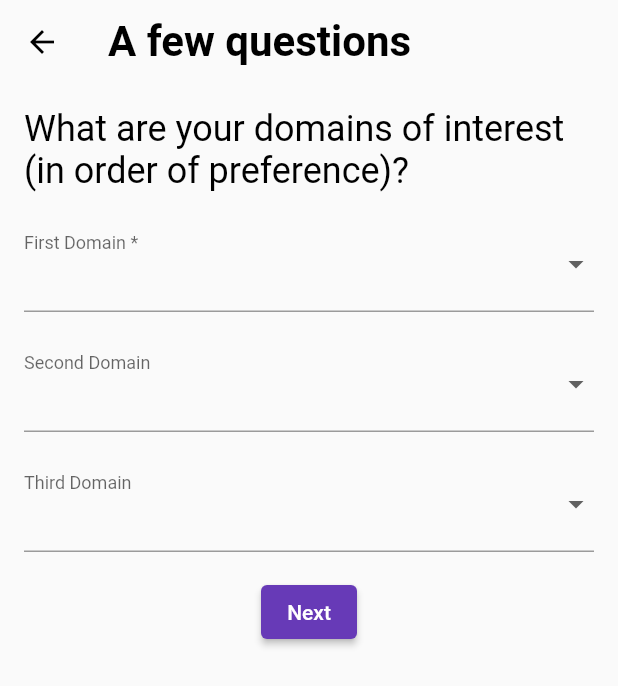
After one commit to KnowWhatToDo/kwtd-app, a Flutter app: the DomainSelectionScreen screen opened directly, on a phone screen of 412 x 824 dp. The commit adds this screen. Shown: the top 686 px of the screen. Run offline on Flutter 3.47's test engine with Material 2 defaults, Android fonts, the phone set to English and light mode, and no system bars; our stand-ins replace carousel_slider, country_picker, firebase_auth, firebase_core, flutter_dotenv, flutter_riverpod and 2 more; missing offline and left inert: firebase_app_check, flutter_initicon; accounts and stored records are empty; network calls fail.

Commit message:
implement mentee user onboarding, add questionare UI

```diff
--- a/lib/controllers/user_details.dart
+++ b/lib/controllers/user_details.dart
@@ -1,5 +1,6 @@
 import 'package:flutter_riverpod/flutter_riverpod.dart';
 import 'package:flutter_dotenv/flutter_dotenv.dart';
+import 'package:kwtd/models/mentee.dart';
 
 final phoneNumberStateProvider = StateProvider<String>((ref) {
   return '+911122334455';
@@ -15,3 +16,19 @@ final usernameProvider = StateProvider<String>((ref) {
 
 final envProvider =
     FutureProvider((ref) => dotenv.load(fileName: 'assets/.env'));
+
+final menteeUserProvider = StateProvider(
+  (ref) => Mentee(
+    name: "",
+    phone: "",
+    email: "",
+    collegeName: "",
+    collegeYear: "",
+    collegeBranch: "",
+    linkedInProfile: "",
+    questions: [],
+    answers: [],
+    mentors: [],
+    meetings: [],
+  ),
+);
--- /dev/null
+++ b/lib/screens/mentee_screens/domain_selection.dart
@@ -0,0 +1,151 @@
+import 'package:flutter/foundation.dart';
+import 'package:flutter/material.dart';
+import 'package:flutter_riverpod/flutter_riverpod.dart';
+import 'package:kwtd/controllers/user_details.dart';
+import 'package:kwtd/screens/mentee_screens/coding_skills_screen.dart';
+import 'package:kwtd/services/alert_dialog.dart';
+
+class DomainSelectionScreen extends ConsumerStatefulWidget {
+  const DomainSelectionScreen({super.key});
+
+  @override
+  ConsumerState<ConsumerStatefulWidget> createState() =>
+      _DomainSelectionScreenState();
+}
+
+class _DomainSelectionScreenState extends ConsumerState<DomainSelectionScreen> {
+  late String _firstDomain;
+  late String _secondDomain;
+  late String _thirdDomain;
+
+  final List<String> _availableDomains = [
+    'Mobile Development',
+    'Web Development',
+    'Machine Learning',
+    'Data Science',
+    'Cloud Computing',
+    ' ',
+  ];
+
+  @override
+  void initState() {
+    super.initState();
+    _firstDomain = ' ';
+    _secondDomain = ' ';
+    _thirdDomain = ' ';
+  }
+
+  @override
+  Widget build(BuildContext context) {
+    return Scaffold(
+      appBar: AppBar(
+        title: const Text('A few questions'),
+      ),
+      body: SingleChildScrollView(
+        child: Container(
+          padding: const EdgeInsets.all(16.0),
+          child: Column(
+            crossAxisAlignment: CrossAxisAlignment.start,
+            children: [
+              const Text(
+                'What are your domains of interest (in order of preference)?',
+                style: TextStyle(fontSize: 24.0),
+              ),
+              const SizedBox(height: 16.0),
+              DropdownButtonFormField<String>(
+                value: _firstDomain,
+                items: _buildDropdownItems(),
+                onChanged: (value) {
+                  setState(() {
+                    _firstDomain = value!;
+                  });
+                },
+                decoration: const InputDecoration(
+                  labelText: 'First Domain *',
+                ),
+              ),
+              const SizedBox(height: 16.0),
+              DropdownButtonFormField<String>(
+                value: _secondDomain,
+                items: _buildDropdownItems(),
+                onChanged: (value) {
+                  setState(() {
+                    _secondDomain = value!;
+                  });
+                },
+                decoration: const InputDecoration(
+                  labelText: 'Second Domain',
+                ),
+              ),
+              const SizedBox(height: 16.0),
+              DropdownButtonFormField<String>(
+                value: _thirdDomain,
+                items: _buildDropdownItems(),
+                onChanged: (value) {
+                  setState(() {
+                    _thirdDomain = value!;
+                  });
+                },
+                decoration: const InputDecoration(
+                  labelText: 'Third Domain',
+                ),
+              ),
+              const SizedBox(height: 16.0),
+              Center(
+                child: ElevatedButton(
+                  onPressed: _validateAndSubmit,
+                  child: const Text('Next'),
+                ),
+              ),
+            ],
+          ),
+        ),
+      ),
+    );
+  }
+
+  List<DropdownMenuItem<String>> _buildDropdownItems() {
+    return _availableDomains
+        .map((domain) => DropdownMenuItem<String>(
+              value: domain,
+              child: Text(domain),
+            ))
+        .toList();
+  }
+
+  void _validateAndSubmit() {
+    if (_firstDomain == ' ') {
+      showPopUp(
+        context: context,
+        message: 'Please select your first preference at least',
+      );
+      return;
+    }
+
+    String domains = _firstDomain;
+    if (_secondDomain != ' ') {
+      domains += ',$_secondDomain';
+    }
+    if (_thirdDomain != ' ') {
+      domains += ',$_thirdDomain';
+    }
+
+    try {
+      // To ovewrite the old answers
+      ref.watch(menteeUserProvider.notifier).state.answers[0] = domains;
+    } catch (error) {
+      // To add new answers if there were no old answers
+      ref.watch(menteeUserProvider.notifier).state.answers.add(domains);
+    }
+
+    Navigator.of(context).push(
+      MaterialPageRoute(
+        builder: (context) => const CodingSkillScreen(),
+      ),
+    );
+
+    if (kDebugMode) {
+      print(domains);
+    }
+  }
+}
--- a/pubspec.yaml
+++ b/pubspec.yaml
@@ -44,7 +44,7 @@ dependencies:
 
   flutter_riverpod: ^2.3.0
   http: ^0.13.5
-  firebase_core: ^2.10.0
+  firebase_core: ^2.8.0
   firebase_app_check: ^0.1.2+3
   firebase_auth: ^4.4.2
   flutter_initicon: ^3.0.0+1
```
Also changed, not shown: lib/controllers/mentee_controller.dart (+20 -3 lines), lib/models/mentee.dart (+8 -4 lines), lib/screens/mentee_screens/coding_skills_screen.dart (added, +113 -0 lines), lib/screens/mentee_screens/mentee_edit_profile.dart (+111 -40 lines), lib/screens/otp_screen.dart (+8 -2 lines), lib/screens/setup_screen.dart (+35 -14 lines), lib/screens/views/mentee_meetings_view.dart (+13 -11 lines), pubspec.lock.
